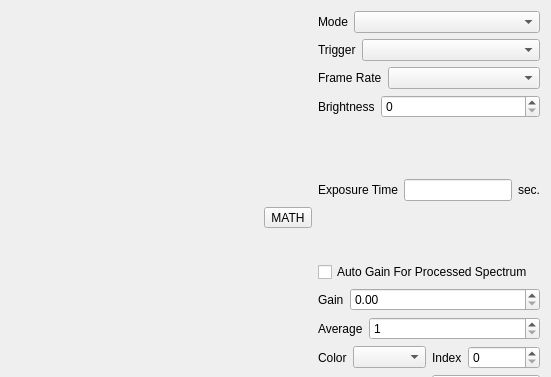
First picture: the form in modules/optics/core/digitalcameraform.ui, repository northriv/KAME, before the edit; both pictures show x 172 to 723 and y 0 to 377 of the 723 by 462 pixel window.
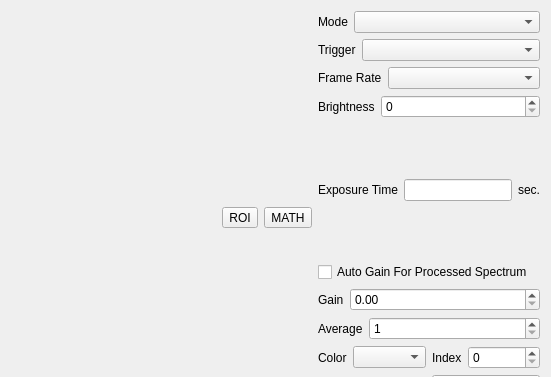
Second picture: the form after the edit. Custom widgets are drawn as their Qt base class.

The edit to the form file:
```diff
--- a/modules/optics/core/digitalcameraform.ui
+++ b/modules/optics/core/digitalcameraform.ui
@@ -62,6 +62,13 @@
           </property>
          </widget>
         </item>
+        <item>
+         <widget class="QToolButton" name="m_tbROI">
+          <property name="text">
+           <string>ROI</string>
+          </property>
+         </widget>
+        </item>
         <item>
          <widget class="QToolButton" name="m_tbMathMenu">
           <property name="text">
```
